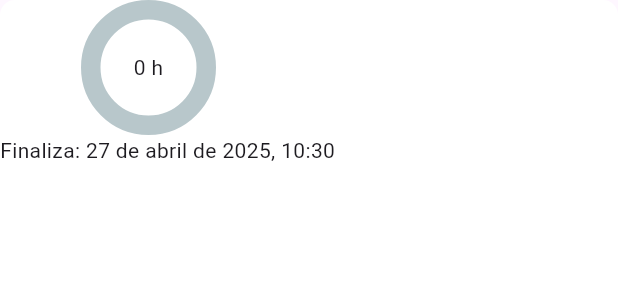
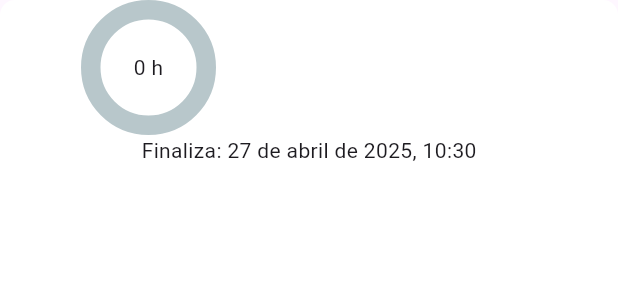
Before and after one commit to jpg1011/TFG-GestorTareasMoodle, a Flutter app: the PersonalTaskCard widget shown alone on an empty page, opened directly with empty values, on a phone screen of 412 x 824 dp. Shown: the top 300 px of the screen. Run offline on Flutter 3.47's test engine with Material 3 defaults, Android fonts, the phone set to English and light mode, and no system bars; drawn by our look-alikes of percent_indicator; our stand-ins replace flutter_dotenv, shared_preferences, supabase_flutter; accounts and stored records are empty.

Commit message:
Se corrige alineamiento de texto de la tarjeta

```diff
--- a/app/app/lib/screens/personal_tasks/widgets/personal_task_card.dart
+++ b/app/app/lib/screens/personal_tasks/widgets/personal_task_card.dart
@@ -68,11 +68,13 @@ class _PersonalTaskCardState extends State<PersonalTaskCard> {
                 ],
               ),
               Row(
-                mainAxisAlignment: MainAxisAlignment.center,
                 children: [
                   Expanded(
-                    child: Text(
-                        'Finaliza: ${DateFormat("d 'de' MMMM 'de' y, HH:mm", 'es').format(widget.task.enddate)}', overflow: TextOverflow.ellipsis),
+                    child: Align(
+                      alignment: Alignment.center,
+                      child: Text(
+                          'Finaliza: ${DateFormat("d 'de' MMMM 'de' y, HH:mm", 'es').format(widget.task.enddate)}', overflow: TextOverflow.ellipsis),
+                    ),
                   )
                 ],
               )
```
